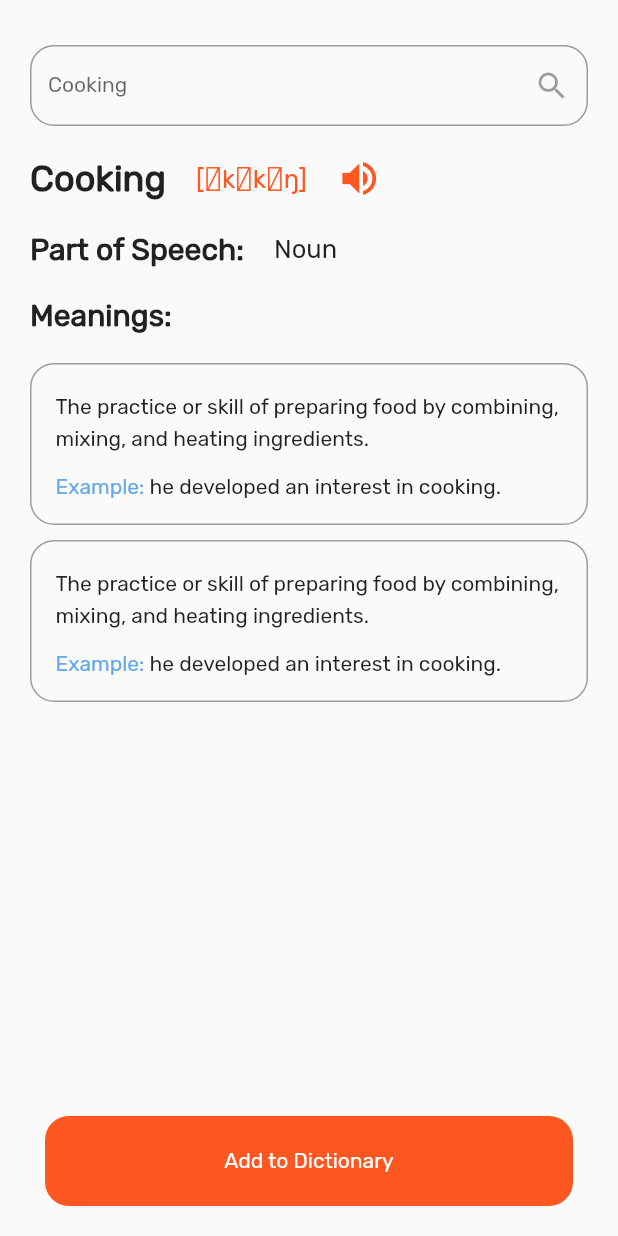
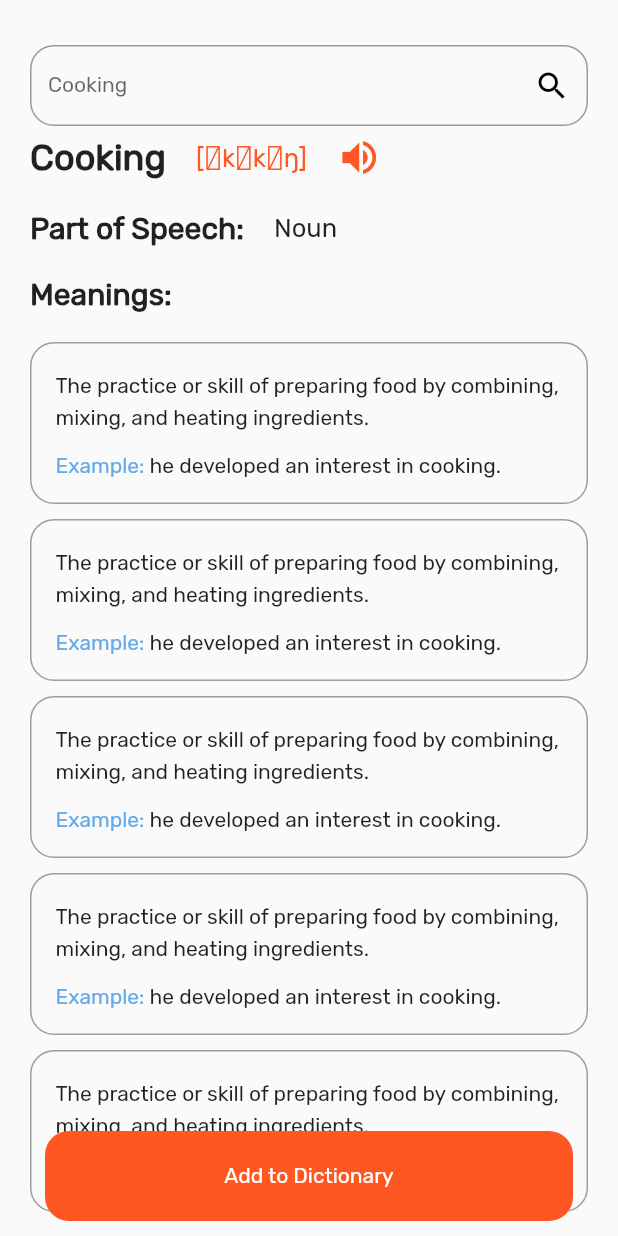
Before and after one commit to Serdyuk-prog/words-factory, a Flutter app: the Dictionary screen opened directly, on a phone screen of 412 x 824 dp. Run offline on Flutter 3.47's test engine with Material 2 defaults, Android fonts, the phone set to English and light mode, and no system bars; our stand-ins replace webview_flutter.

Commit message:
some progress

```diff
--- a/lib/pages/dictionary.dart
+++ b/lib/pages/dictionary.dart
@@ -1,21 +1,33 @@
+import 'dart:convert';
+import 'package:http/http.dart' as http;
 import 'package:flutter/material.dart';
 
-class Dictionary extends StatelessWidget {
+class Dictionary extends StatefulWidget {
   const Dictionary(BuildContext context, {super.key});
+
+  @override
+  State<Dictionary> createState() => _DictionaryState();
+}
+
+class _DictionaryState extends State<Dictionary> {
+  final TextEditingController _controller = TextEditingController();
+  String _textFieldValue = '';
 
   @override
   Widget build(BuildContext context) {
     return Scaffold(
-      resizeToAvoidBottomInset: false,
-      body: Column(
-        children: [
-          const Padding(
-            padding: EdgeInsets.only(left: 20.0, right: 20.0, top: 30),
+      // resizeToAvoidBottomInset: false,
+      body: Stack(children: [
+        Align(
+          alignment: Alignment.topCenter,
+          child: Padding(
+            padding: const EdgeInsets.only(left: 20.0, right: 20.0, top: 30),
             child: TextField(
-              style: TextStyle(
+              controller: _controller,
+              style: const TextStyle(
                   fontSize: 14, fontWeight: FontWeight.w400, height: 1),
               decoration: InputDecoration(
-                  border: OutlineInputBorder(
+                  border: const OutlineInputBorder(
                     borderRadius: BorderRadius.all(
                       Radius.circular(16.0),
                     ),
@@ -23,13 +35,29 @@ class Dictionary extends StatelessWidget {
                   hintText: 'Cooking',
                   suffixIcon: IconButton(
                       color: Colors.black,
-                      onPressed: null,
-                      icon: Icon(Icons.search))),
+                      onPressed: () {
+                        setState(() {
+                          _textFieldValue = _controller.text;
+                        });
+                        fetchData(_textFieldValue);
+                      },
+                      icon: const Icon(Icons.search))),
+              onSubmitted: (_) {
+                setState(() {
+                  _textFieldValue = _controller.text;
+                });
+                fetchData(_textFieldValue);
+              },
             ),
           ),
-          Expanded(
-            child: Padding(
-              padding: const EdgeInsets.all(20.0),
+        ),
+        Padding(
+          padding: const EdgeInsets.only(top: 90),
+          child: SingleChildScrollView(
+            child: Column(
+              children: [
+                Padding(
+                  padding: const EdgeInsets.symmetric(horizontal: 20),
                   child: Column(
                     children: [
                       Row(
@@ -47,8 +75,7 @@ class Dictionary extends StatelessWidget {
                               "[ˈkʊkɪŋ]",
                               style: TextStyle(
                                   color: Theme.of(context).primaryColor,
-                            fontSize: 17
-                          ),
+                                  fontSize: 17),
                             ),
                           ),
                           Icon(
@@ -61,7 +88,8 @@ class Dictionary extends StatelessWidget {
                       Row(
                         children: const [
                           Padding(
-                        padding: EdgeInsets.only(right: 20, bottom: 20, top: 20),
+                            padding:
+                                EdgeInsets.only(right: 20, bottom: 20, top: 20),
                             child: Text(
                               "Part of Speech:",
                               style: TextStyle(
@@ -86,14 +114,21 @@ class Dictionary extends StatelessWidget {
                       ),
                       const Meaning(),
                       const Meaning(),
+                      const Meaning(),
+                      const Meaning(),
+                      const Meaning(),
+                    ],
+                  ),
+                ),
               ],
             ),
           ),
         ),
-
-        Container(
+        Align(
+          alignment: Alignment.bottomCenter,
+          child: Container(
             height: 60,
-            margin: const EdgeInsets.only(right: 30, left: 30, bottom: 20),
+            margin: const EdgeInsets.only(right: 30, left: 30, bottom: 10),
             width: double.infinity,
             child: TextButton(
               style: TextButton.styleFrom(
@@ -106,11 +141,22 @@ class Dictionary extends StatelessWidget {
               ),
               onPressed: () {},
             ),
+          ),
         )
+      ]),
+    );
+  }
 
-        ],
-      ),
-    );
+  Future<void> fetchData(String urlEndpoint) async {
+    final apiUrl = Uri.parse(
+        'https://api.dictionaryapi.dev/api/v2/entries/en/$urlEndpoint');
+    final response = await http.get(apiUrl);
+    if (response.statusCode == 200) {
+      final jsonData = jsonDecode(response.body);
+      print(jsonData[0]['phonetics'][0]['text']);
+    } else {
+      print('Request failed with status: ${response.statusCode}.');
+    }
   }
 }
 
@@ -154,3 +200,17 @@ class Meaning extends StatelessWidget {
     );
   }
 }
+
+// class WordData {
+//   String word = "";
+//   String phonetic = "";
+
+//   Person({required this.name, required this.age});
+
+//   factory Person.fromJson(Map<String, dynamic> json) {
+//     return Person(
+//       name: json['name'],
+//       age: json['age'],
+//     );
+//   }
+// }
--- a/pubspec.yaml
+++ b/pubspec.yaml
@@ -36,6 +36,7 @@ dependencies:
     cupertino_icons: ^1.0.2
     flutter_native_splash: ^2.2.18
     webview_flutter: ^4.0.6
+    http: ^0.13.3
 
 dev_dependencies:
     flutter_test:
```
Also changed, not shown: pubspec.lock, 30 other files. Lines whose indentation alone changed are shown as unchanged.
